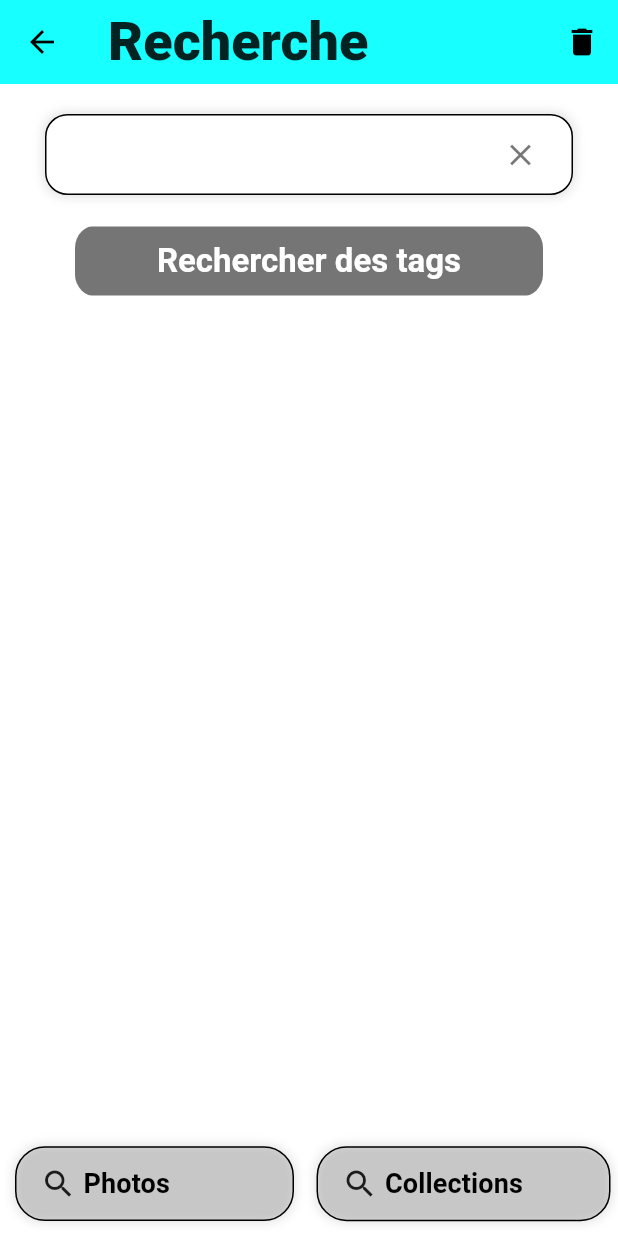
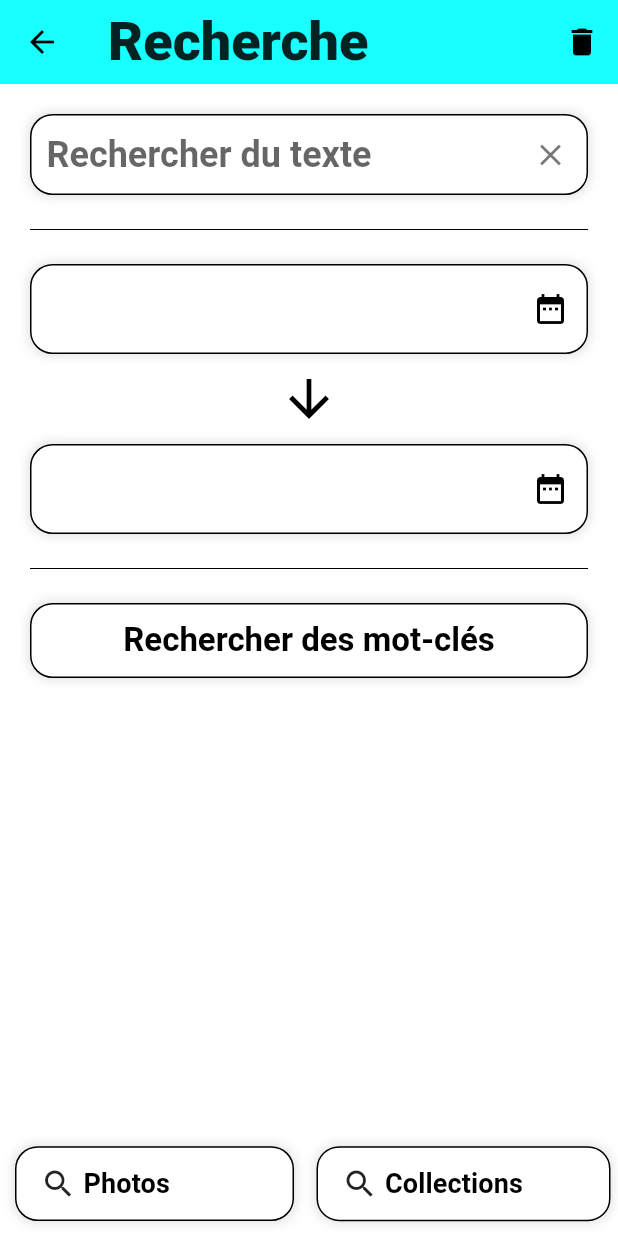
Before and after one commit to martingarnier/galerie_app, a Flutter app: the MenuRecherche screen opened directly, on a phone screen of 412 x 824 dp. Run offline on Flutter 3.47's test engine with Material 2 defaults, Android fonts, the phone set to English and light mode, and no system bars; our stand-ins replace flutter_datetime_picker, image_picker, photo_view, sqflite; missing offline and left inert: filter_list; accounts and stored records are empty.

Commit message:
Ajout de la recherche avec les dates. Remplacement des méthodes showDatePicker par DatePicker.showDatePicker

```diff
--- a/lib/models/model_galerie.dart
+++ b/lib/models/model_galerie.dart
@@ -14,7 +14,7 @@ class Galerie extends ChangeNotifier{
   List<String> get tags => _tags;
 
   void setFiltre(String s){
-    _filtre = s;
+    _filtre = s.toLowerCase();
     updateCollectionsFiltrees();
   }
 
@@ -51,7 +51,7 @@ class Galerie extends ChangeNotifier{
   void updateCollectionsFiltrees(){
     _collectionsFiltrees.clear();
     _collections.forEach((element) {
-      if(element.nom.contains(_filtre)) _collectionsFiltrees.add(element);
+      if(element.nom.toLowerCase().contains(_filtre)) _collectionsFiltrees.add(element);
     });
     notifyListeners();
   }
--- a/lib/models/model_photo.dart
+++ b/lib/models/model_photo.dart
@@ -20,11 +20,13 @@ class Photo extends ChangeNotifier{
 
   void setDescription(String d){
     _description = d;
+    notifyListeners();
     DBProvider.db.updatePhoto(this);
   }
 
   void setDateTime(DateTime d){
     _dateTime = d;
+    notifyListeners();
   }
 
   Map<String, dynamic> toMap(){
--- a/lib/pages/page_collection/alert_ajouter_tag.dart
+++ b/lib/pages/page_collection/alert_ajouter_tag.dart
@@ -23,7 +23,7 @@ class AlertAjouterTagState extends State<AlertAjouterTag>{
   String nouveauTag = "";
   final BuildContext contextCollection;
   Collection c;
-  String error = "Le tag doit contenir un caractère !";
+  String error = "Un mot-clé doit contenir un caractère !";
 
   AlertAjouterTagState(this.contextCollection);
 
@@ -33,13 +33,13 @@ class AlertAjouterTagState extends State<AlertAjouterTag>{
     c = Provider.of<Collection>(contextCollection, listen: false);
 
     return AlertDialog(
-      title: Text("Entrez le nouveau tag"),
+      title: Text("Entrer un nouveau mot-clé"),
       content: TextField(
         onChanged: (value) {
           nouveauTag = value;
           setState(() {
-            if(nouveauTag == "") error = "Le tag doit contenir un caractère !";
-            else if(c.tags.contains(nouveauTag)) error = "Cette collection possède déjà ce tag !";
+            if(nouveauTag == "") error = "Un mot-clé doit contenir un caractère !";
+            else if(c.tags.contains(nouveauTag)) error = "Cette collection possède déjà ce mot-clé !";
             else error = "";
           });
         },
--- a/lib/pages/page_collection/page_collection.dart
+++ b/lib/pages/page_collection/page_collection.dart
@@ -37,7 +37,7 @@ class PageCollectionState extends State<PageCollection>{
     return ChangeNotifierProvider.value(
       value: c,
       child: Scaffold(
-        resizeToAvoidBottomInset: false,
+        resizeToAvoidBottomPadding: false,
         appBar: PreferredSize(
           preferredSize: Size.fromHeight(60),
           child: Container(
@@ -102,7 +102,7 @@ class PageCollectionState extends State<PageCollection>{
             ),
             BottomNavigationBarItem(
                 icon: Icon(Icons.list),
-                title: Text("Tags")
+                title: Text("Mots-clés")
             )
           ],
           currentIndex: _selectedIndex,
--- a/lib/pages/page_galerie/liste_collection.dart
+++ b/lib/pages/page_galerie/liste_collection.dart
@@ -22,7 +22,7 @@ class ListeCollection extends StatelessWidget{
             ),
             Container(
               margin: EdgeInsets.only(left: 20, right: 20, top: 20, bottom: 10),
-              padding: EdgeInsets.only(top: 5, bottom: 5, left: 10, right: 10),
+              padding: EdgeInsets.only(top: 5, bottom: 5, left: 20, right: 10),
               decoration: BoxDecoration(
                 color: Colors.white,
                 border: Border.all(
--- a/lib/pages/page_galerie/menu_recherche.dart
+++ b/lib/pages/page_galerie/menu_recherche.dart
@@ -2,11 +2,14 @@ import 'package:filter_list/filter_list.dart';
 import 'package:flutter/cupertino.dart';
 import 'package:flutter/material.dart';
 import 'package:galerieapp/models/model_recherche.dart';
+import 'package:galerieapp/pages/page_galerie/recherche_date.dart';
 import 'package:galerieapp/pages/page_resultat_collection/page_resultat_collection.dart';
 import 'package:galerieapp/pages/page_resultat_photo/page_resultat_photo.dart';
 import 'package:provider/provider.dart';
 
 class MenuRecherche extends StatelessWidget{
+
+  final _controllerTextField = TextEditingController();
 
   @override
   Widget build(BuildContext context) {
@@ -21,6 +24,7 @@ class MenuRecherche extends StatelessWidget{
             icon: Icon(Icons.delete),
             onPressed: () {
               recherche.resetRecherche();
+              _controllerTextField.clear();
             },
           )
         ],
@@ -30,7 +34,7 @@ class MenuRecherche extends StatelessWidget{
           Expanded(
               flex: 10,
               child: Container(
-                margin: EdgeInsets.only(right: 20, left: 20),
+                margin: EdgeInsets.only(right: 10, left: 10),
                 padding: EdgeInsets.only(top: 20, bottom: 5, left: 10, right: 10),
                 child: Consumer<Recherche>(
                   builder: (context, value, child) {
@@ -49,11 +53,11 @@ class MenuRecherche extends StatelessWidget{
                     child: Container(
                       margin: EdgeInsets.all(10),
                       decoration: BoxDecoration(
-                        color: Colors.black12,
+                        color: Colors.white,
                         border: Border.all(
                           color: Colors.black,
                         ),
-                        borderRadius: BorderRadius.all(Radius.circular(20.0)),
+                        borderRadius: BorderRadius.all(Radius.circular(15.0)),
                         boxShadow: [
                           BoxShadow(
                             color: Colors.grey.withOpacity(0.3),
@@ -84,11 +88,11 @@ class MenuRecherche extends StatelessWidget{
                     child: Container(
                       margin: EdgeInsets.all(5),
                       decoration: BoxDecoration(
-                        color: Colors.black12,
+                        color: Colors.white,
                         border: Border.all(
                           color: Colors.black,
                         ),
-                        borderRadius: BorderRadius.all(Radius.circular(20.0)),
+                        borderRadius: BorderRadius.all(Radius.circular(15.0)),
                         boxShadow: [
                           BoxShadow(
                             color: Colors.grey.withOpacity(0.3),
@@ -147,6 +151,7 @@ class MenuRecherche extends StatelessWidget{
                 icon: Icon(Icons.delete),
                 onPressed: () {
                   alertSupprimerTag(context, tag);
+                  recherche.setTextRecherche("");
                   recherche.updateTags(context);
                 },
                 iconSize: 20,
@@ -157,22 +162,32 @@ class MenuRecherche extends StatelessWidget{
       );
     }).toList();
 
-    liste.add(Container(
-      margin: EdgeInsets.all(20),
+    liste.insert(0, Container(
+      padding: EdgeInsets.only(left: 10, right: 10),
+      decoration: BoxDecoration(
+        color: Colors.white,
+        border: Border.all(
+          color: Colors.black,
+        ),
+        borderRadius: BorderRadius.all(Radius.circular(15.0)),
+        boxShadow: [
+          BoxShadow(
+            color: Colors.grey.withOpacity(0.3),
+            spreadRadius: 1,
+            blurRadius: 5,
+          ),
+        ],
+      ),
       child: ClipRRect(
         borderRadius: BorderRadius.all(Radius.circular(15.0)),
         child: FlatButton(
           child: Text(
-            "Rechercher des tags",
+            "Rechercher des mot-clés",
             style: TextStyle(
                 fontSize: 22.0,
                 fontWeight: FontWeight.w600,
-                color: Colors.white),
+                color: Colors.black),
           ),
-          color: Colors.black54,
-          textColor: Colors.white,
-          padding: EdgeInsets.fromLTRB(10, 10, 10, 10),
-          splashColor: Colors.grey,
           onPressed: () {
             recherche.updateTags(context);
             _openFilterList(context);
@@ -181,11 +196,34 @@ class MenuRecherche extends StatelessWidget{
       ),
     ));
 
-    var _controllerTextField = TextEditingController();
 
     liste.insert(0,
         Container(
-          padding: EdgeInsets.only(left: 10, right: 10),
+          padding: EdgeInsets.only(top: 15, bottom: 15),
+          child: Divider(color: Colors.black,),
+        )
+    );
+
+
+    liste.insert(0,
+      Container(
+        child: RechercheDate(),
+        height: 180,
+      )
+    );
+
+
+    liste.insert(0,
+        Container(
+          child: Divider(color: Colors.black,),
+          padding: EdgeInsets.only(top: 15, bottom: 15),
+        )
+    );
+
+
+    liste.insert(0,
+        Container(
+          padding: EdgeInsets.only(left: 10),
           decoration: BoxDecoration(
             color: Colors.white,
             border: Border.all(
@@ -205,7 +243,9 @@ class MenuRecherche extends StatelessWidget{
               recherche.setTextRecherche(value);
               recherche.updateTags(context);
             },
+            controller: _controllerTextField,
             decoration: InputDecoration(
+                hintText: "Rechercher du texte",
                 border: InputBorder.none,
                 suffixIcon: IconButton(
                   icon: Icon(Icons.clear),
@@ -265,7 +305,7 @@ class MenuRecherche extends StatelessWidget{
       borderRadius: 20,
       hideheaderText: true,
 
-      searchFieldHintText: "Rechercher un tag",
+      searchFieldHintText: "Rechercher un mot-clé",
       selectedTextList: recherche.listeTagsSelect,
     );
 
--- a/lib/pages/page_galerie/page_galerie.dart
+++ b/lib/pages/page_galerie/page_galerie.dart
@@ -9,7 +9,6 @@ import 'package:galerieapp/pages/page_galerie/menu_recherche.dart';
 class PageGalerie extends StatelessWidget{
   @override
   Widget build(BuildContext context) {
-
     return Scaffold(
       appBar: PreferredSize(
         preferredSize: Size.fromHeight(60),
@@ -48,7 +47,7 @@ class PageGalerie extends StatelessWidget{
         tooltip: 'Ajouter une collection',
         child: Icon(Icons.add),
       ),
-      resizeToAvoidBottomInset: false,
+      resizeToAvoidBottomPadding: false,
     );
   }
 
--- /dev/null
+++ b/lib/pages/page_galerie/recherche_date.dart
@@ -0,0 +1,139 @@
+import 'package:flutter/cupertino.dart';
+import 'package:flutter/material.dart';
+import 'package:flutter_datetime_picker/flutter_datetime_picker.dart';
+import 'package:galerieapp/models/model_recherche.dart';
+import 'package:provider/provider.dart';
+
+class RechercheDate extends StatefulWidget{
+  @override
+  State<StatefulWidget> createState() => RechercheDateState();
+}
+
+class RechercheDateState extends State<RechercheDate>{
+
+  DateTime date1;
+  DateTime date2;
+
+  @override
+  Widget build(BuildContext context) {
+
+    Recherche recherche = Provider.of<Recherche>(context);
+
+    return Column(
+      children: <Widget>[
+        Expanded(
+          flex: 1,
+          child: Container(
+            padding: EdgeInsets.only(left: 10),
+            decoration: BoxDecoration(
+              color: Colors.white,
+              border: Border.all(
+                color: Colors.black,
+              ),
+              borderRadius: BorderRadius.all(Radius.circular(15.0)),
+              boxShadow: [
+                BoxShadow(
+                  color: Colors.grey.withOpacity(0.3),
+                  spreadRadius: 1,
+                  blurRadius: 5,
+                ),
+              ],
+            ),
+            child: Consumer<Recherche>(
+              builder: (context, value, child) {
+                return Row(
+                  mainAxisAlignment: MainAxisAlignment.spaceBetween,
+                  children: <Widget>[
+                    value.dateDebut==null ? Text("") : IconButton(
+                      icon: Icon(Icons.clear),
+                      onPressed: () {
+                        setState(() {
+                          value.setDateDebut(null);
+                        });
+                      },
+                    ),
+                    Text(value.dateDebut==null ? "" : value.dateDebut.toString().substring(0,10), style: Theme.of(context).textTheme.subtitle1,),
+                    IconButton(
+                      icon: Icon(Icons.date_range),
+                      onPressed: () async {
+                        DatePicker.showDatePicker(context,
+                          currentTime: value.dateDebut==null ? (value.dateFin==null ? DateTime.now() : value.dateFin) : value.dateDebut,
+                          minTime: DateTime(1900, 1),
+                          maxTime: value.dateFin==null ? DateTime.now() : value.dateFin,
+                          locale: LocaleType.fr,
+                          onConfirm: (time) {
+                            setState(() {
+                              value.setDateDebut(time);
+                            });
+                          },
+                        );
+                      },
+                    )
+                  ],
+                );
+              },
+            )
+          ),
+        ),
+        Expanded(
+          flex: 1,
+          child: Icon(Icons.arrow_downward, size: 40,),
+        ),
+        Expanded(
+          flex: 1,
+          child: Container(
+            padding: EdgeInsets.only(left: 10),
+            decoration: BoxDecoration(
+              color: Colors.white,
+              border: Border.all(
+                color: Colors.black,
+              ),
+              borderRadius: BorderRadius.all(Radius.circular(15.0)),
+              boxShadow: [
+                BoxShadow(
+                  color: Colors.grey.withOpacity(0.3),
+                  spreadRadius: 1,
+                  blurRadius: 5,
+                ),
+              ],
+            ),
+            child: Consumer<Recherche>(
+              builder: (context, value, child) {
+                return Row(
+                  mainAxisAlignment: MainAxisAlignment.spaceBetween,
+                  children: <Widget>[
+                    value.dateFin==null ? Text("") : IconButton(
+                      icon: Icon(Icons.clear),
+                      onPressed: () {
+                        setState(() {
+                          recherche.setDateFin(null);
+                        });
+                      },
+                    ),
+                    Text(value.dateFin==null ? "" : value.dateFin.toString().substring(0,10), style: Theme.of(context).textTheme.subtitle1),
+                    IconButton(
+                      icon: Icon(Icons.date_range),
+                      onPressed: () async {
+                        DatePicker.showDatePicker(context,
+                          currentTime: value.dateFin==null ? DateTime.now() : value.dateFin,
+                          minTime: value.dateDebut==null ? DateTime(1900, 1) : value.dateDebut,
+                          maxTime: DateTime.now(),
+                          locale: LocaleType.fr,
+                          onConfirm: (time) {
+                            setState(() {
+                              recherche.setDateFin(time);
+                            });
+                          },
+                        );
+                      },
+                    )
+                  ],
+                );
+              },
+            )
+          ),
+        )
+      ],
+    );
+  }
+}
--- a/pubspec.yaml
+++ b/pubspec.yaml
@@ -36,6 +36,11 @@ dependencies:
   filter_list:
 
   path_provider:
+
+  flutter_datetime_picker:
+
+  flutter_localizations:
+    sdk: flutter
 
   # The following adds the Cupertino Icons font to your application.
   # Use with the CupertinoIcons class for iOS style icons.
```
Also changed, not shown: lib/main.dart (+9 -0 lines), lib/models/model_recherche.dart (+39 -2 lines), lib/pages/page_collection/alert_ajouter_photo.dart (+24 -11 lines), lib/pages/page_photo/alert_changer_description.dart (+32 -20 lines), pubspec.lock.
